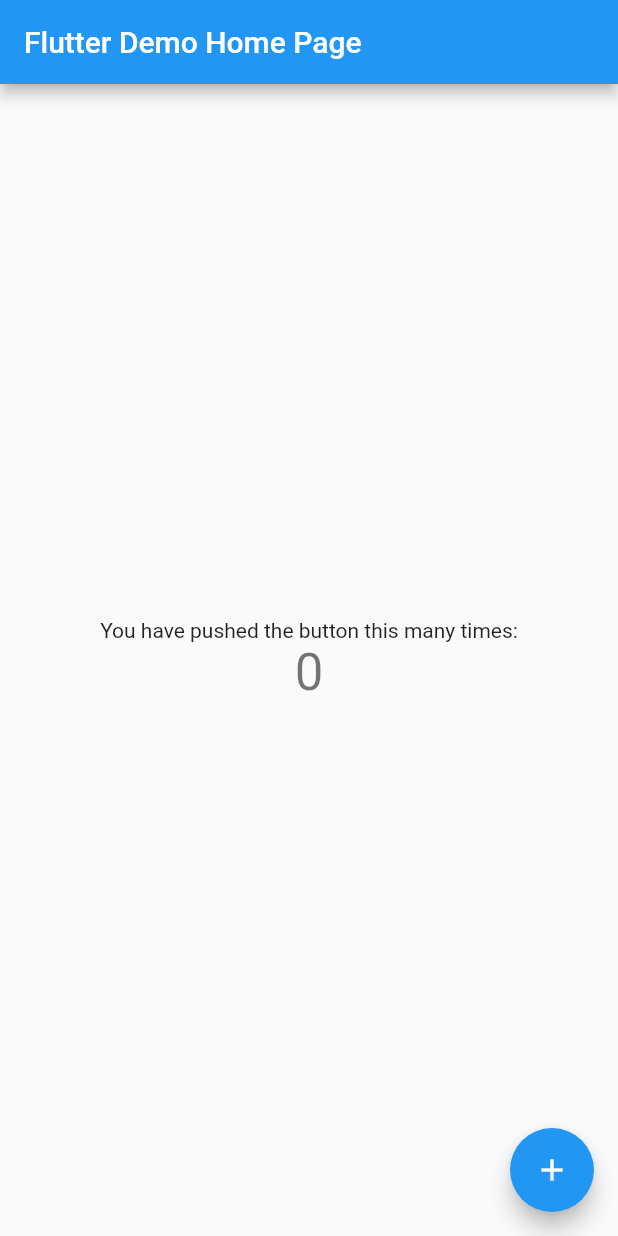
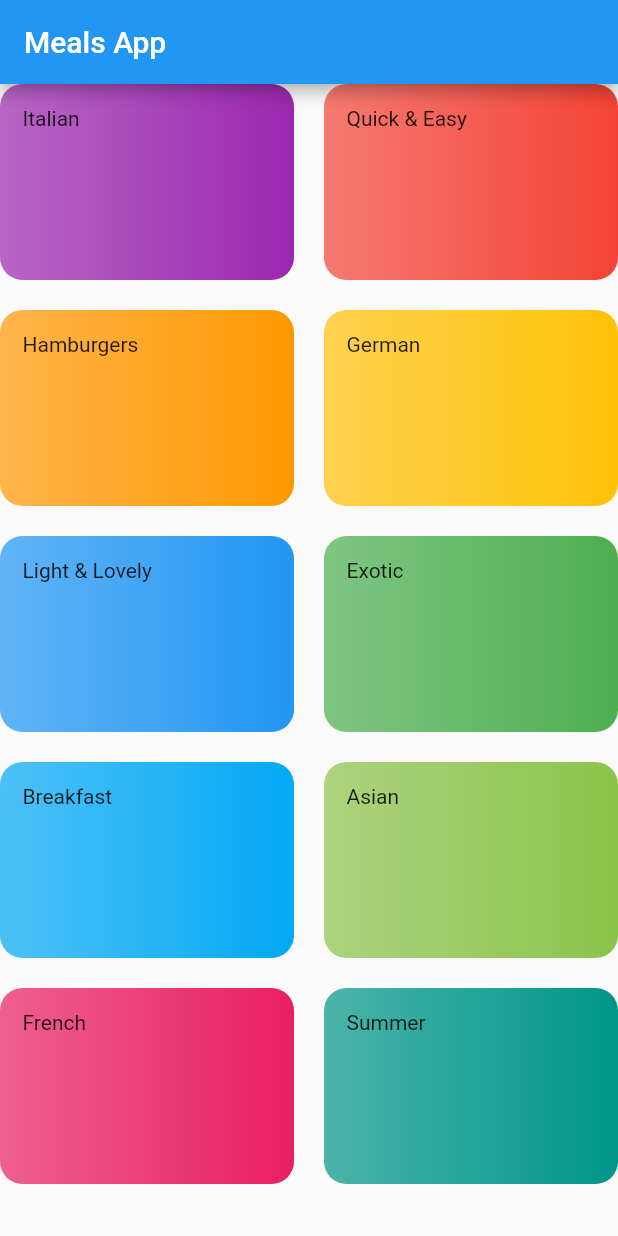
Before and after one commit to JHeisecke/meals-app, a Flutter app: the screen it shows after launch, on a phone screen of 412 x 824 dp. Run offline on Flutter 3.47's test engine with Material 2 defaults, Android fonts, the phone set to English and light mode, and no system bars.

Commit message:
Agrega widget de pantalla de categorias y pone en el main.dart

```diff
--- a/lib/main.dart
+++ b/lib/main.dart
@@ -1,117 +1,20 @@
 import 'package:flutter/material.dart';
+
+import './widgets/categories_screen.dart';
 
 void main() {
   runApp(MyApp());
 }
 
 class MyApp extends StatelessWidget {
-  // This widget is the root of your application.
   @override
   Widget build(BuildContext context) {
     return MaterialApp(
-      title: 'Flutter Demo',
+      title: 'Meals App',
       theme: ThemeData(
-        // This is the theme of your application.
-        //
-        // Try running your application with "flutter run". You'll see the
-        // application has a blue toolbar. Then, without quitting the app, try
-        // changing the primarySwatch below to Colors.green and then invoke
-        // "hot reload" (press "r" in the console where you ran "flutter run",
-        // or simply save your changes to "hot reload" in a Flutter IDE).
-        // Notice that the counter didn't reset back to zero; the application
-        // is not restarted.
         primarySwatch: Colors.blue,
-        // This makes the visual density adapt to the platform that you run
-        // the app on. For desktop platforms, the controls will be smaller and
-        // closer together (more dense) than on mobile platforms.
-        visualDensity: VisualDensity.adaptivePlatformDensity,
       ),
-      home: MyHomePage(title: 'Flutter Demo Home Page'),
+      home: CategoriesScreen(),
     );
   }
 }
-
-class MyHomePage extends StatefulWidget {
-  MyHomePage({Key key, this.title}) : super(key: key);
-
-  // This widget is the home page of your application. It is stateful, meaning
-  // that it has a State object (defined below) that contains fields that affect
-  // how it looks.
-
-  // This class is the configuration for the state. It holds the values (in this
-  // case the title) provided by the parent (in this case the App widget) and
-  // used by the build method of the State. Fields in a Widget subclass are
-  // always marked "final".
-
-  final String title;
-
-  @override
-  _MyHomePageState createState() => _MyHomePageState();
-}
-
-class _MyHomePageState extends State<MyHomePage> {
-  int _counter = 0;
-
-  void _incrementCounter() {
-    setState(() {
-      // This call to setState tells the Flutter framework that something has
-      // changed in this State, which causes it to rerun the build method below
-      // so that the display can reflect the updated values. If we changed
-      // _counter without calling setState(), then the build method would not be
-      // called again, and so nothing would appear to happen.
-      _counter++;
-    });
-  }
-
-  @override
-  Widget build(BuildContext context) {
-    // This method is rerun every time setState is called, for instance as done
-    // by the _incrementCounter method above.
-    //
-    // The Flutter framework has been optimized to make rerunning build methods
-    // fast, so that you can just rebuild anything that needs updating rather
-    // than having to individually change instances of widgets.
-    return Scaffold(
-      appBar: AppBar(
-        // Here we take the value from the MyHomePage object that was created by
-        // the App.build method, and use it to set our appbar title.
-        title: Text(widget.title),
-      ),
-      body: Center(
-        // Center is a layout widget. It takes a single child and positions it
-        // in the middle of the parent.
-        child: Column(
-          // Column is also a layout widget. It takes a list of children and
-          // arranges them vertically. By default, it sizes itself to fit its
-          // children horizontally, and tries to be as tall as its parent.
-          //
-          // Invoke "debug painting" (press "p" in the console, choose the
-          // "Toggle Debug Paint" action from the Flutter Inspector in Android
-          // Studio, or the "Toggle Debug Paint" command in Visual Studio Code)
-          // to see the wireframe for each widget.
-          //
-          // Column has various properties to control how it sizes itself and
-          // how it positions its children. Here we use mainAxisAlignment to
-          // center the children vertically; the main axis here is the vertical
-          // axis because Columns are vertical (the cross axis would be
-          // horizontal).
-          mainAxisAlignment: MainAxisAlignment.center,
-          children: <Widget>[
-            Text(
-              'You have pushed the button this many times:',
-            ),
-            Text(
-              '$_counter',
-              style: Theme.of(context).textTheme.headline4,
-            ),
-          ],
-        ),
-      ),
-      floatingActionButton: FloatingActionButton(
-        onPressed: _incrementCounter,
-        tooltip: 'Increment',
-        child: Icon(Icons.add),
-      ), // This trailing comma makes auto-formatting nicer for build methods.
-    );
-  }
-}
--- /dev/null
+++ b/lib/widgets/categories_screen.dart
@@ -0,0 +1,24 @@
+import 'package:flutter/material.dart';
+
+import '../models/category.dart';
+import './category_item.dart';
+
+class CategoriesScreen extends StatelessWidget {
+  @override
+  Widget build(BuildContext context) {
+    return Scaffold(
+      appBar: AppBar(title: const Text("Meals App")),
+      body: GridView(
+        children: DUMMY_CATEGORIES
+            .map((cat) => CategoryItem(cat.title, cat.color))
+            .toList(),
+        gridDelegate: SliverGridDelegateWithMaxCrossAxisExtent(
+          maxCrossAxisExtent: 200,
+          childAspectRatio: 3 / 2,
+          crossAxisSpacing: 20,
+          mainAxisSpacing: 20,
+        ),
+      ),
+    );
+  }
+}
```
Also changed, not shown: 1 other file.
